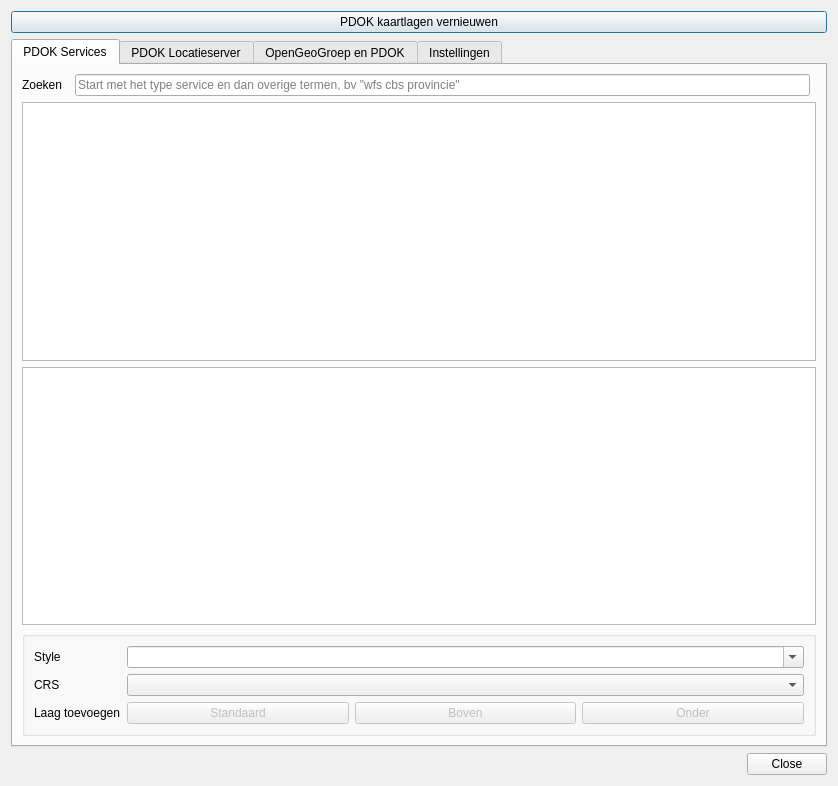
The window that pdokservicesplugin/ui_pdokservicesplugindialog.ui (PDOK/pdokservicesplugin) describes before a commit, drawn with Qt 5.
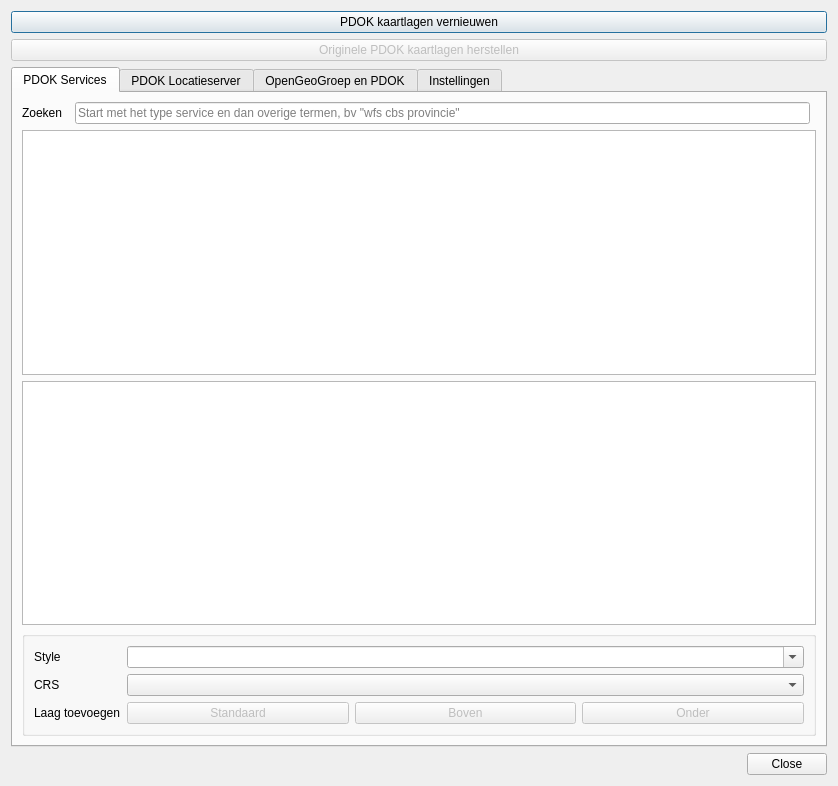
The same window after the commit. Icons and pictures are not drawn.

Commit message: Add button functionality with en/disable

Patch:
```diff
--- a/pdokservicesplugin/ui_pdokservicesplugindialog.ui
+++ b/pdokservicesplugin/ui_pdokservicesplugindialog.ui
@@ -24,6 +24,25 @@
      </property>
     </widget>
    </item>
+   <item>
+    <widget class="QPushButton" name="btnRestoreLayers">
+     <property name="enabled">
+      <bool>false</bool>
+     </property>
+     <property name="maximumSize">
+      <size>
+       <width>16777215</width>
+       <height>16777215</height>
+      </size>
+     </property>
+     <property name="toolTip">
+      <string>Herstel de PDOK lagen wanneer deze is aangepast</string>
+     </property>
+     <property name="text">
+      <string>Originele PDOK kaartlagen herstellen</string>
+     </property>
+    </widget>
+   </item>
    <item>
     <widget class="QTabWidget" name="tabWidget">
      <property name="sizePolicy">
```
Left out of the diff: 6 changed lines with no effect on the pictures. The commit also changes 2 other files.
